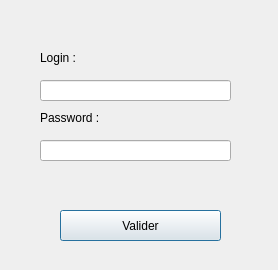
Qt form testIHMClimingProject/testIHMClimingProject/dialogLogin.ui (simplyyCarlos/ClimbingProject) before a commit.
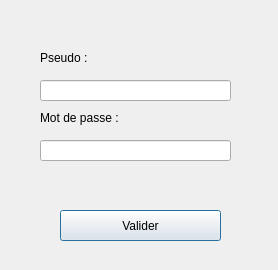
The same form after that commit.

Patch:
```diff
--- a/testIHMClimingProject/testIHMClimingProject/dialogLogin.ui
+++ b/testIHMClimingProject/testIHMClimingProject/dialogLogin.ui
@@ -36,7 +36,7 @@
     </rect>
    </property>
    <property name="text">
-    <string>Login : </string>
+    <string>Pseudo :</string>
    </property>
   </widget>
   <widget class="QLabel" name="label_password">
@@ -44,12 +44,12 @@
     <rect>
      <x>40</x>
      <y>110</y>
-     <width>61</width>
+     <width>91</width>
      <height>16</height>
     </rect>
    </property>
    <property name="text">
-    <string>Password : </string>
+    <string>Mot de passe : </string>
    </property>
   </widget>
   <widget class="QLineEdit" name="lineEdit_login">
```
